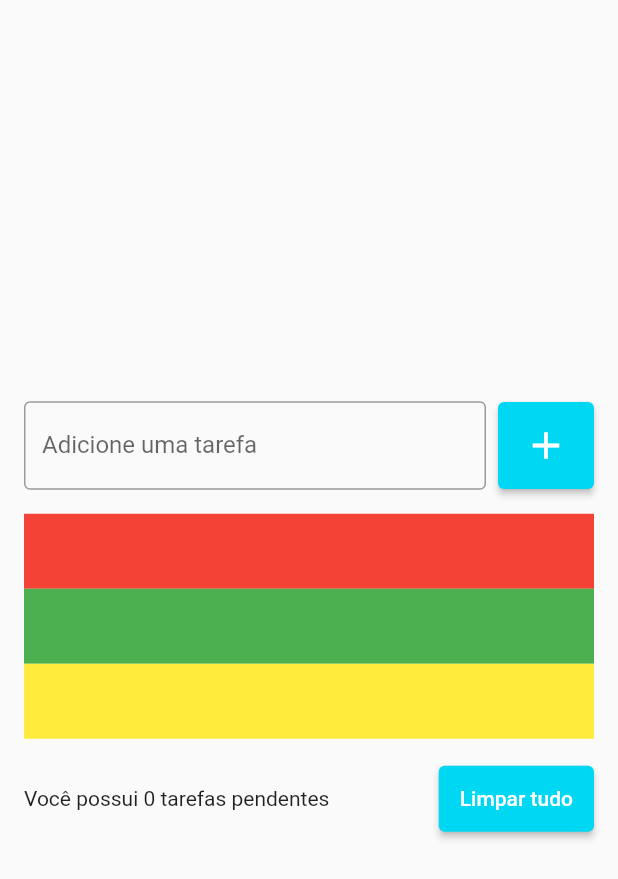
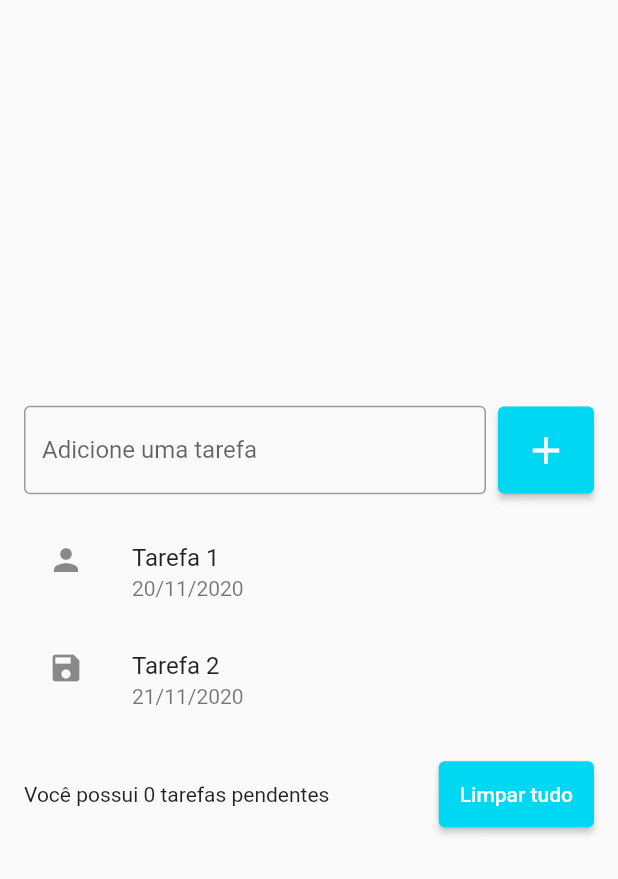
Before and after one commit to wilker123/TodoList_flutter, a Flutter app: the screen it shows after launch, on a phone screen of 412 x 824 dp. Shown: the top 879 px of the screen. Run offline on Flutter 3.47's test engine with Material 2 defaults, Android fonts, the phone set to English and light mode, and no system bars.

Commit message:
Created items listView

```diff
--- a/todo_list/lib/pages/todo_list_page.dart
+++ b/todo_list/lib/pages/todo_list_page.dart
@@ -45,17 +45,17 @@ class TodoListPage extends StatelessWidget {
               ListView(
                 shrinkWrap: true,
                 children: [
-                  Container(
-                    height: 50,
-                    color: Colors.red,
+                  ListTile(
+                    title: Text("Tarefa 1"),
+                    subtitle: Text("20/11/2020"),
+                    leading: Icon(Icons.person),
+                    onTap: () {},
                   ),
-                  Container(
-                    height: 50,
-                    color: Colors.green,
-                  ),
-                  Container(
-                    height: 50,
-                    color: Colors.yellow,
+                  ListTile(
+                    title: Text("Tarefa 2"),
+                    subtitle: Text("21/11/2020"),
+                    leading: Icon(Icons.save),
+                    onTap: () {},
                   ),
                 ],
               ),
```
